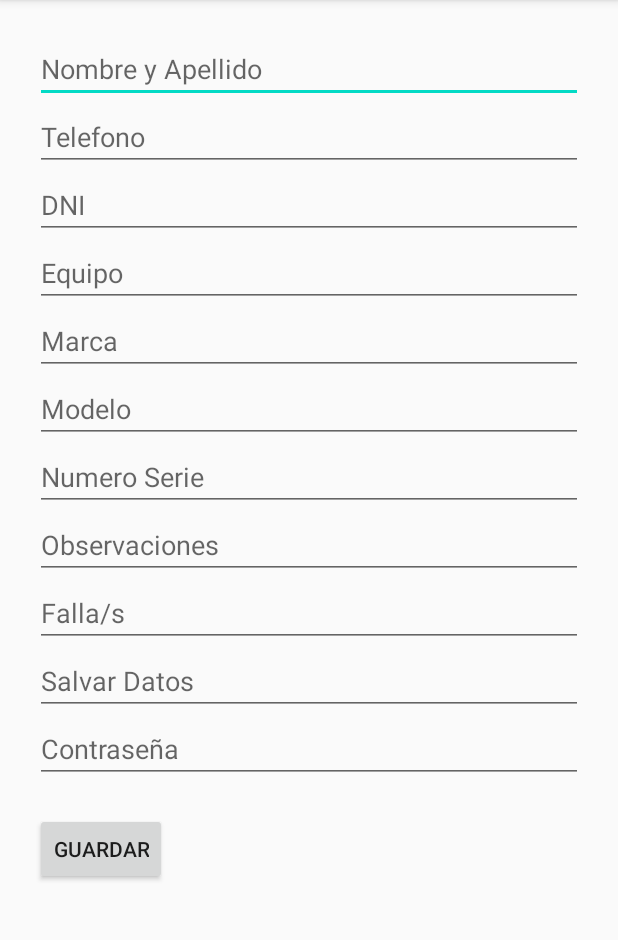
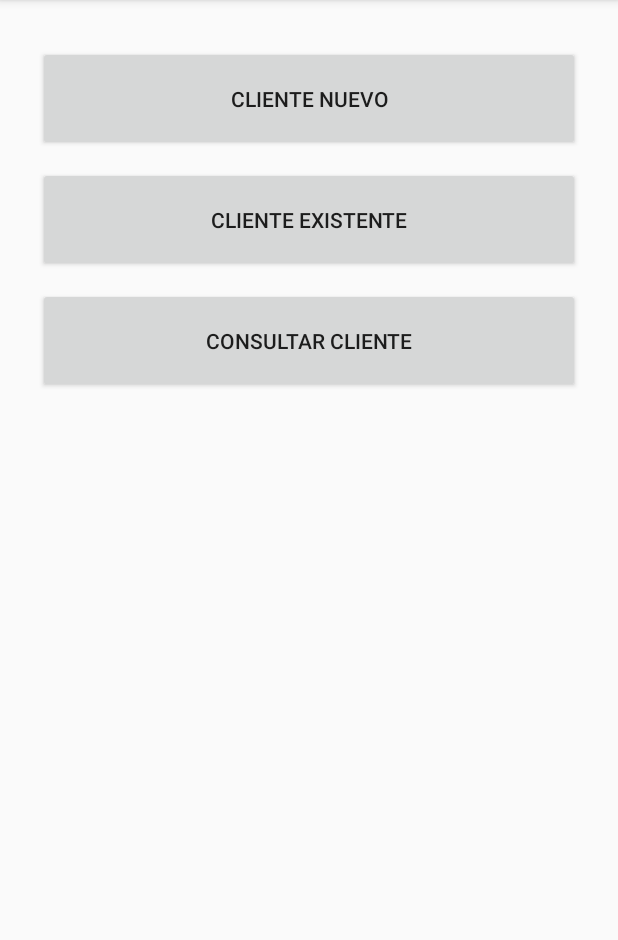
Before and after one commit to compudiego/AdministracionCompudiego, an Android app: the screen it shows after launch (NuevoRegistro before the commit, Intermedio after it), after a tap on "NUEVO REGISTRO", on a phone screen of 412 x 824 dp, the part 84-1024 px from its top. Run offline under Robolectric (Android 15) with nearby library versions, the phone set to English and light mode, and no system bars; our stand-ins replace Firebase (no records; nobody signed in at launch, a user with empty details on screens opened directly); libraries missing offline, so code that uses them is left out: dmax.dialog.

Commit message:
nuevo cliente afiliado a nuevo registro

```diff
--- a/app/src/main/AndroidManifest.xml
+++ b/app/src/main/AndroidManifest.xml
@@ -29,6 +29,7 @@
         <activity android:name="Total"></activity>
         <activity android:name="Ventas"></activity>
         <activity android:name=".Cliente"></activity>
+        <activity android:name=".Intermedio"></activity>
 
     </application>
 
--- a/app/src/main/java/com/example/administracioncompudiego/Cliente.java
+++ b/app/src/main/java/com/example/administracioncompudiego/Cliente.java
@@ -29,12 +29,6 @@ public class Cliente extends AppCompatActivity {
     Button guardar;
     AlertDialog mDialog;
     FirebaseFirestore db;
-
-
-
-
-
-
 
     @Override
     protected void onCreate(@Nullable Bundle savedInstanceState) {
--- /dev/null
+++ b/app/src/main/java/com/example/administracioncompudiego/Intermedio.java
@@ -0,0 +1,46 @@
+package com.example.administracioncompudiego;
+
+import android.content.Intent;
+import android.os.Bundle;
+import android.view.View;
+import android.widget.Button;
+
+import androidx.annotation.Nullable;
+import androidx.appcompat.app.AppCompatActivity;
+
+public class Intermedio extends AppCompatActivity {
+
+    Button nuevo, existente, consulta;
+
+    @Override
+    protected void onCreate(@Nullable Bundle savedInstanceState) {
+        super.onCreate(savedInstanceState);
+        setContentView(R.layout.activity_intermedio_reg);
+
+        nuevo = (Button)findViewById(R.id.clienteNuevo);
+        nuevo.setOnClickListener(new View.OnClickListener() {
+            @Override
+            public void onClick(View v) {
+                Intent intent1 = new Intent (v.getContext(), NuevoRegistro.class);
+                startActivityForResult(intent1, 1);
+            }
+        });
+        existente = (Button)findViewById(R.id.clienteExistente);
+        existente.setOnClickListener(new View.OnClickListener() {
+            @Override
+            public void onClick(View v) {
+                Intent intent1 = new Intent (v.getContext(), MainActivity.class);
+                startActivityForResult(intent1, 1);
+            }
+        });
+        consulta = (Button)findViewById(R.id.consultaCliente);
+        consulta.setOnClickListener(new View.OnClickListener() {
+            @Override
+            public void onClick(View v) {
+                Intent intent1 = new Intent (v.getContext(), MainActivity.class);
+                startActivityForResult(intent1, 1);
+            }
+        });
+
+    }
+}
--- a/app/src/main/java/com/example/administracioncompudiego/MainActivity.java
+++ b/app/src/main/java/com/example/administracioncompudiego/MainActivity.java
@@ -84,7 +84,7 @@ public class MainActivity extends AppCompatActivity {
         nuevo.setOnClickListener(new View.OnClickListener() {
             @Override
             public void onClick(View v) {
-                Intent intent1 = new Intent (v.getContext(), NuevoRegistro.class);
+                Intent intent1 = new Intent (v.getContext(), Intermedio.class);
                 startActivityForResult(intent1, 1);
             }
         });
--- a/app/src/main/java/com/example/administracioncompudiego/NuevoRegistro.java
+++ b/app/src/main/java/com/example/administracioncompudiego/NuevoRegistro.java
@@ -93,11 +93,9 @@ public class NuevoRegistro  extends AppCompatActivity {
         String fechita = getFechaActual();
 
         Map<String, Object> map = new HashMap<>();
-        map.put("nombre", nombre);
         map.put("equipo", equipo);
         map.put("marca", marca);
         map.put("modelo", modelo);
-        map.put("telefono", telefono);
         map.put("falla", falla);
         map.put("id", num);
         map.put("datos", datos);
@@ -106,6 +104,28 @@ public class NuevoRegistro  extends AppCompatActivity {
         map.put("sn",sn);
         map.put("DNI",dni);
         map.put("fecha", fechita);
+
+        Map<String, Object> map2 = new HashMap<>();
+        map2.put("Nombre", nombre);
+        map2.put("telefono", telefono);
+        map2.put("dni", dni);
+        map2.put(num, num);
+
+        db.collection("Clientes").document(dni).set(map2)
+                .addOnSuccessListener(new OnSuccessListener<Void>() {
+                    @Override
+                    public void onSuccess(Void aVoid) {
+                        Log.d("TAG", "DocumentSnapshot successfully written!");
+                    }
+                })
+                .addOnFailureListener(new OnFailureListener() {
+                    @Override
+                    public void onFailure(@NonNull Exception e) {
+                        Toast.makeText(getApplicationContext(), "Error", Toast.LENGTH_SHORT).show();
+                        Log.w("TAG", "Error writing document", e);
+                    }
+                });
+
 
         db.collection("Equipos").document(num).set(map)
                 .addOnSuccessListener(new OnSuccessListener<Void>() {
--- /dev/null
+++ b/app/src/main/res/layout/activity_intermedio_reg.xml
@@ -0,0 +1,51 @@
+<?xml version="1.0" encoding="utf-8"?>
+<androidx.constraintlayout.widget.ConstraintLayout xmlns:android="http://schemas.android.com/apk/res/android"
+    android:layout_width="match_parent"
+    android:layout_height="match_parent"
+    xmlns:tools="http://schemas.android.com/tools">
+    <ScrollView
+        android:layout_width="match_parent"
+        android:layout_height="wrap_content"
+        tools:ignore="MissingConstraints">
+
+        <LinearLayout
+            android:layout_width="match_parent"
+            android:layout_height="wrap_content"
+            android:padding="25dp"
+            android:orientation="vertical">
+            <Button
+                android:id="@+id/clienteNuevo"
+                android:layout_width="match_parent"
+                android:layout_height="wrap_content"
+                android:layout_marginTop="5dp"
+                android:layout_marginBottom="5dp"
+                android:ems="10"
+                android:padding="25dp"
+                android:text="Cliente Nuevo" />
+
+
+            <Button
+                android:id="@+id/clienteExistente"
+                android:layout_width="match_parent"
+                android:layout_height="wrap_content"
+                android:layout_marginTop="5dp"
+                android:layout_marginBottom="5dp"
+                android:ems="10"
+                android:padding="25dp"
+                android:text="Cliente Existente" />
+
+            <Button
+                android:id="@+id/consultaCliente"
+                android:layout_width="match_parent"
+                android:layout_height="wrap_content"
+                android:ems="10"
+                android:padding="25dp"
+                android:layout_marginTop="5dp"
+                android:layout_marginBottom="5dp"
+                android:text="Consultar Cliente"
+                tools:layout_margin="25dp" />
+
+        </LinearLayout>
+    </ScrollView>
+
+</androidx.constraintlayout.widget.ConstraintLayout>
```
